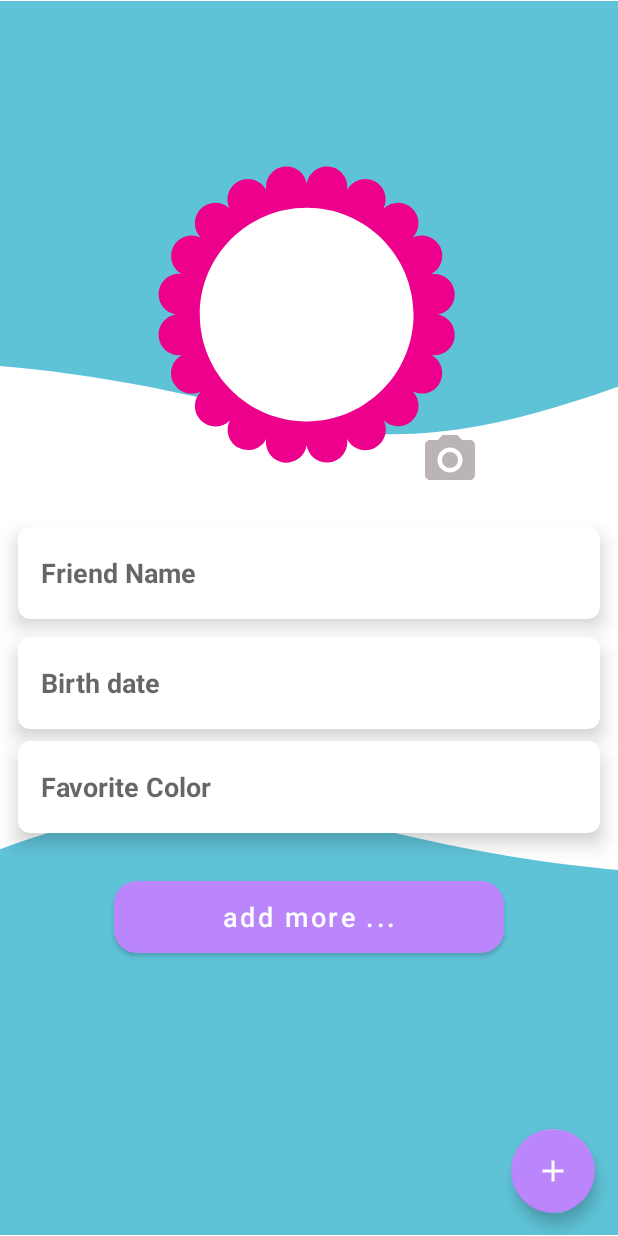
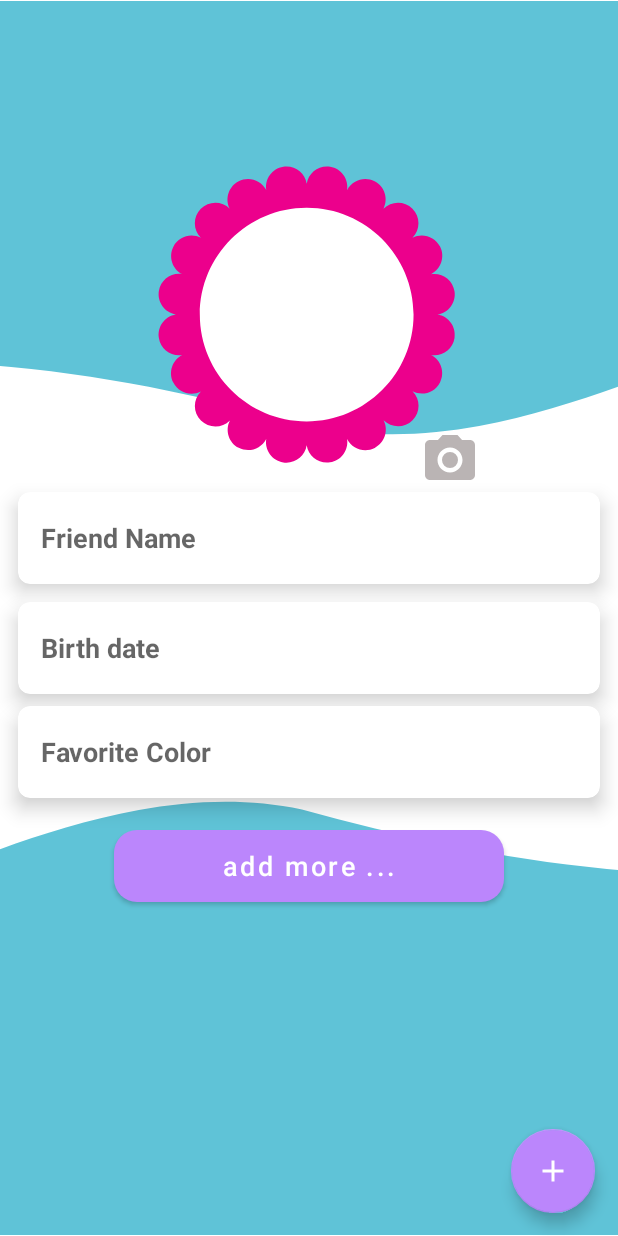
Before and after one commit to zienabhussien/Friends-Keep, an Android app: the fragment FriendFragment shown on its own in the app's theme, on a phone screen of 412 x 824 dp. Run offline under Robolectric (Android 15) with nearby library versions, the light colour scheme and no system bars; our stand-ins replace CircleImageView, sdp/ssp sizes; libraries missing offline, so code that uses them is left out: com.mrudultora.colorpicker; 3 statements that could not run were skipped.

Commit message:
Quick visual polish

```diff
--- a/app/src/main/res/drawable/delete.xml
+++ b/app/src/main/res/drawable/delete.xml
@@ -3,10 +3,7 @@
     android:height="48dp"
     android:viewportWidth="64"
     android:viewportHeight="64">
-  <path
-      android:fillColor="#FF000000"
-      android:pathData="m16,56.04 l30,-30h13l-30,30h-13z"
-      android:fillAlpha="0.19608"/>
+
   <path
       android:pathData="m31,41.04 l-10,-10v-5l20,-20 10,10 -5,10 -15,15z"
       android:fillColor="#6595b9"/>
--- a/app/src/main/res/layout/fragment_friends.xml
+++ b/app/src/main/res/layout/fragment_friends.xml
@@ -98,7 +98,6 @@
                 android:layout_height="wrap_content"
                 android:layout_below="@id/friend_image"
                 android:layout_marginStart="12dp"
-                android:layout_marginTop="@dimen/_18sdp"
                 android:layout_marginEnd="12dp"
                 android:layout_marginBottom="12dp"
                 app:cardCornerRadius="8dp"
@@ -198,7 +197,6 @@
                 android:layout_width="match_parent"
                 android:layout_height="match_parent"
                 android:layout_below="@id/favColorCard"
-                android:layout_marginTop="@dimen/_8sdp"
                 app:layoutManager="androidx.recyclerview.widget.GridLayoutManager"
                 app:spanCount="2"
                 tools:listitem="@layout/card_item" />
```
